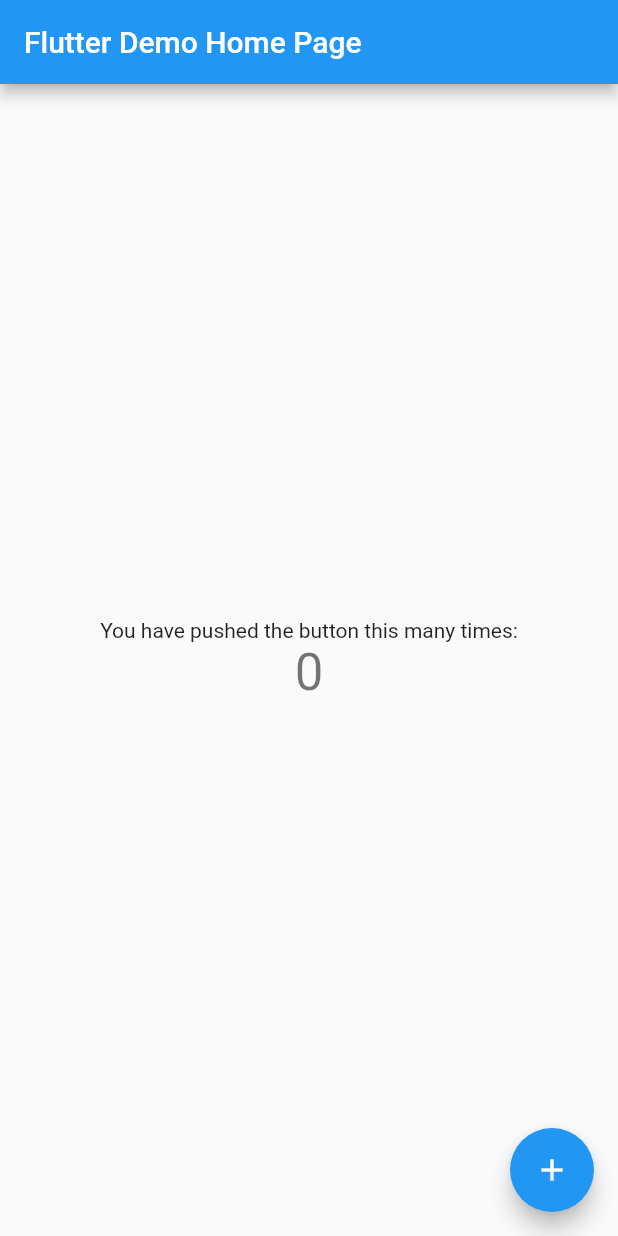
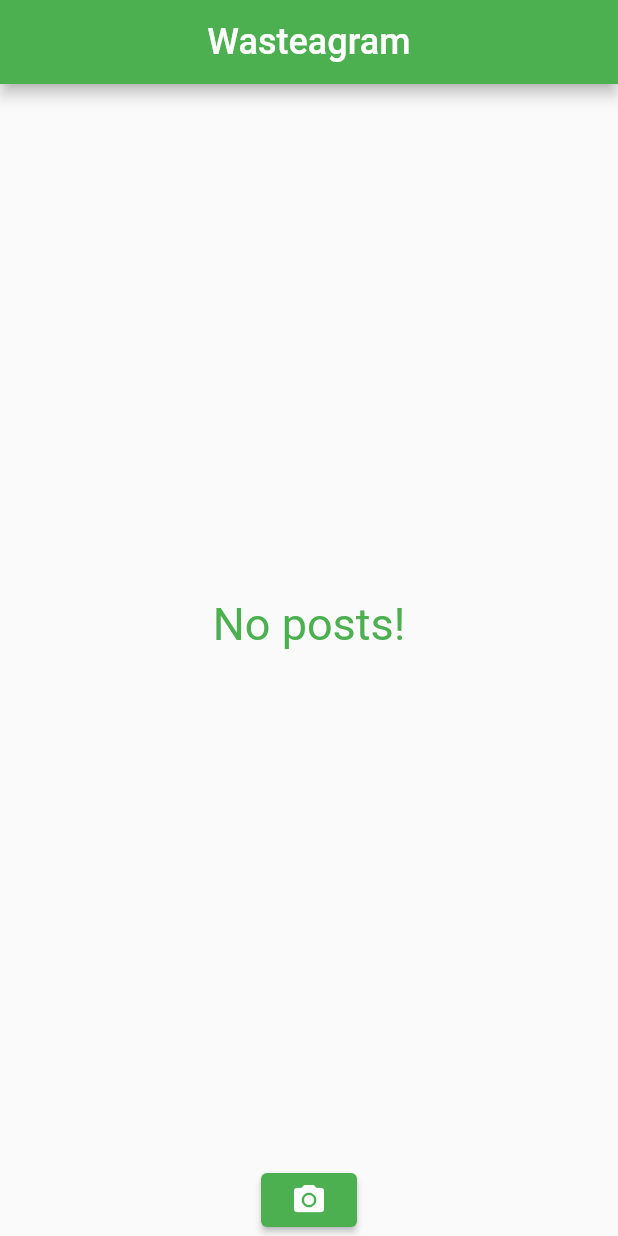
Before and after one commit to hermancai/wasteagram, a Flutter app: the screen it shows after launch, on a phone screen of 412 x 824 dp. Run offline on Flutter 3.47's test engine with Material 2 defaults, Android fonts, the phone set to English and light mode, and no system bars; our stand-ins replace cloud_firestore, firebase_core, firebase_storage, image_picker, location; accounts and stored records are empty.

```diff
--- /dev/null
+++ b/lib/app.dart
@@ -0,0 +1,26 @@
+import 'package:flutter/material.dart';
+import 'screens/post_list.dart';
+
+class App extends StatelessWidget {
+  const App({Key? key}) : super(key: key);
+
+  @override
+  Widget build(BuildContext context) {
+    return MaterialApp(
+      title: 'Flutter Demo',
+      theme: ThemeData(
+        primarySwatch: Colors.green,
+      ),
+      home: Scaffold(
+        appBar: AppBar(
+          title: const Text(
+            "Wasteagram",
+            style: TextStyle(fontSize: 24)
+          ),
+          centerTitle: true,
+        ),
+        body: const PostList(),
+      )
+    );
+  }
+}
--- a/lib/main.dart
+++ b/lib/main.dart
@@ -1,67 +1,9 @@
 import 'package:flutter/material.dart';
+import 'package:firebase_core/firebase_core.dart';
+import 'app.dart';
 
-void main() {
-  runApp(const MyApp());
+void main() async {
+  WidgetsFlutterBinding.ensureInitialized();
+  await Firebase.initializeApp();
+  runApp(const App());
 }
-
-class MyApp extends StatelessWidget {
-  const MyApp({Key? key}) : super(key: key);
-
-  @override
-  Widget build(BuildContext context) {
-    return MaterialApp(
-      title: 'Flutter Demo',
-      theme: ThemeData(
-        primarySwatch: Colors.blue,
-      ),
-      home: const MyHomePage(title: 'Flutter Demo Home Page'),
-    );
-  }
-}
-
-class MyHomePage extends StatefulWidget {
-  const MyHomePage({Key? key, required this.title}) : super(key: key);
-
-  final String title;
-
-  @override
-  State<MyHomePage> createState() => _MyHomePageState();
-}
-
-class _MyHomePageState extends State<MyHomePage> {
-  int _counter = 0;
-
-  void _incrementCounter() {
-    setState(() {
-      _counter++;
-    });
-  }
-
-  @override
-  Widget build(BuildContext context) {
-    return Scaffold(
-      appBar: AppBar(
-        title: Text(widget.title),
-      ),
-      body: Center(
-        child: Column(
-          mainAxisAlignment: MainAxisAlignment.center,
-          children: <Widget>[
-            const Text(
-              'You have pushed the button this many times:',
-            ),
-            Text(
-              '$_counter',
-              style: Theme.of(context).textTheme.headline4,
-            ),
-          ],
-        ),
-      ),
-      floatingActionButton: FloatingActionButton(
-        onPressed: _incrementCounter,
-        tooltip: 'Increment',
-        child: const Icon(Icons.add),
-      ),
-    );
-  }
-}
--- /dev/null
+++ b/lib/screens/post_list.dart
@@ -0,0 +1,81 @@
+import 'package:flutter/material.dart';
+import 'package:cloud_firestore/cloud_firestore.dart';
+import 'package:image_picker/image_picker.dart';
+import 'package:intl/intl.dart';
+import 'new_post.dart';
+
+class PostList extends StatefulWidget {
+  const PostList({Key? key}) : super(key: key);
+
+  @override
+  State<PostList> createState() => _PostListState();
+}
+
+class _PostListState extends State<PostList> {
+  Widget listOfPosts() {
+    return StreamBuilder(
+      stream: FirebaseFirestore.instance.collection("posts").orderBy("date", descending: true).snapshots(),
+      builder: (BuildContext context, AsyncSnapshot<QuerySnapshot> snapshot) {
+        if (snapshot.hasError) {
+          return Center(child: Text(snapshot.error.toString()));
+        }
+
+        if (!snapshot.hasData) {
+          return const Center(child: CircularProgressIndicator());
+        }
+
+        final data = snapshot.requireData;
+
+        return data.size == 0
+          ? const Center(
+              child: Text(
+                "No posts!",
+                style: TextStyle(fontSize: 30, color: Colors.green),
+              )
+            )
+          : ListView.separated(
+              itemCount: data.size,
+              separatorBuilder: (context, index) => const Divider(),
+              itemBuilder: (context, index) {
+                return ListTile(
+                  title: Text(
+                    DateFormat.yMMMMEEEEd().format(data.docs[index].get("date").toDate()),
+                    style: const TextStyle(fontSize: 22),
+                  ),
+                  trailing: Text(
+                    data.docs[index].get("quantity").toString(),
+                    style: const TextStyle(fontSize: 24),
+                  ),
+                  onTap: () {},
+                );
+            }
+          );
+      }
+    );
+  }
+
+  Future getImage() async {
+    var picker = ImagePicker();
+    final XFile? image = await picker.pickImage(source: ImageSource.gallery);
+
+    if (image == null) return;
+
+    Navigator.push(
+      context,
+      MaterialPageRoute(builder: ((context) => NewPost(image: image)))
+    );
+  }
+
+  @override
+  Widget build(BuildContext context) {
+    return Column(
+      children: [
+        Expanded(child: listOfPosts()),
+        ElevatedButton(
+          child: const Icon(Icons.camera_alt),
+          onPressed: () { getImage(); },
+        )
+      ],
+    );
+  }
+}
```
Also changed, not shown: lib/models/single_post.dart (added, +7 -0 lines), lib/screens/new_post.dart (added, +131 -0 lines), pubspec.yaml (+6 -1 lines), pubspec.lock.
